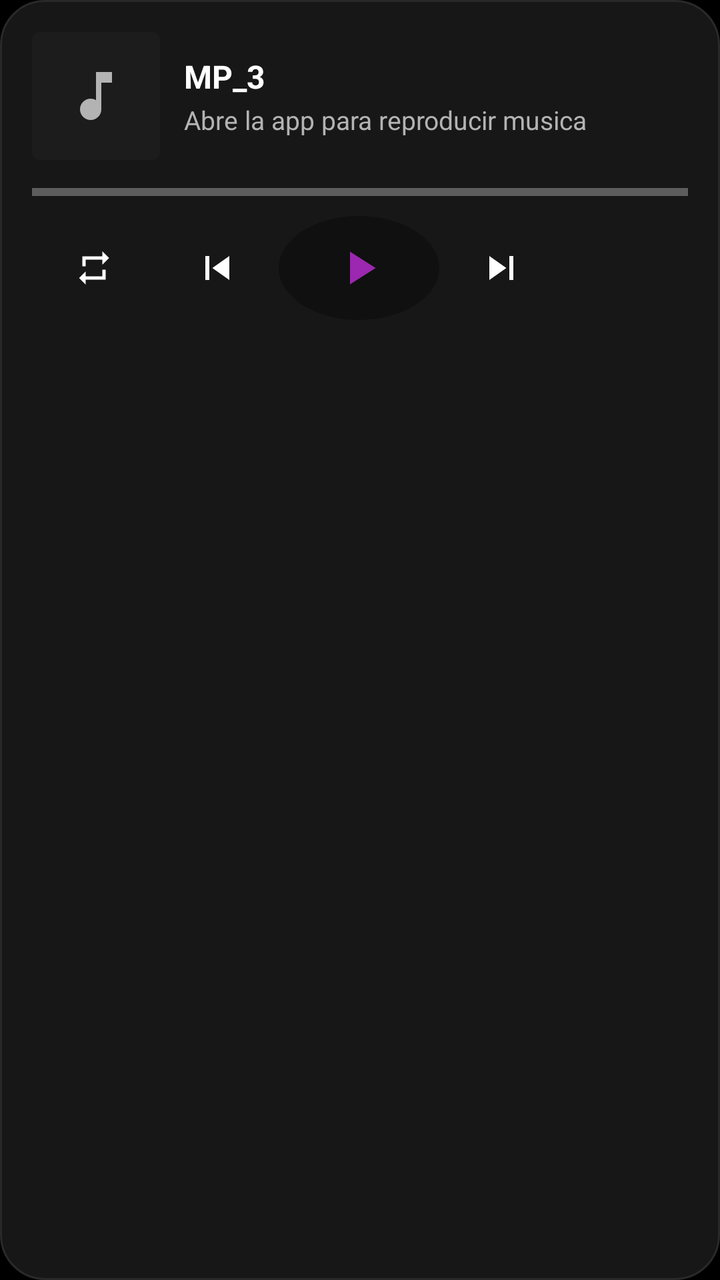
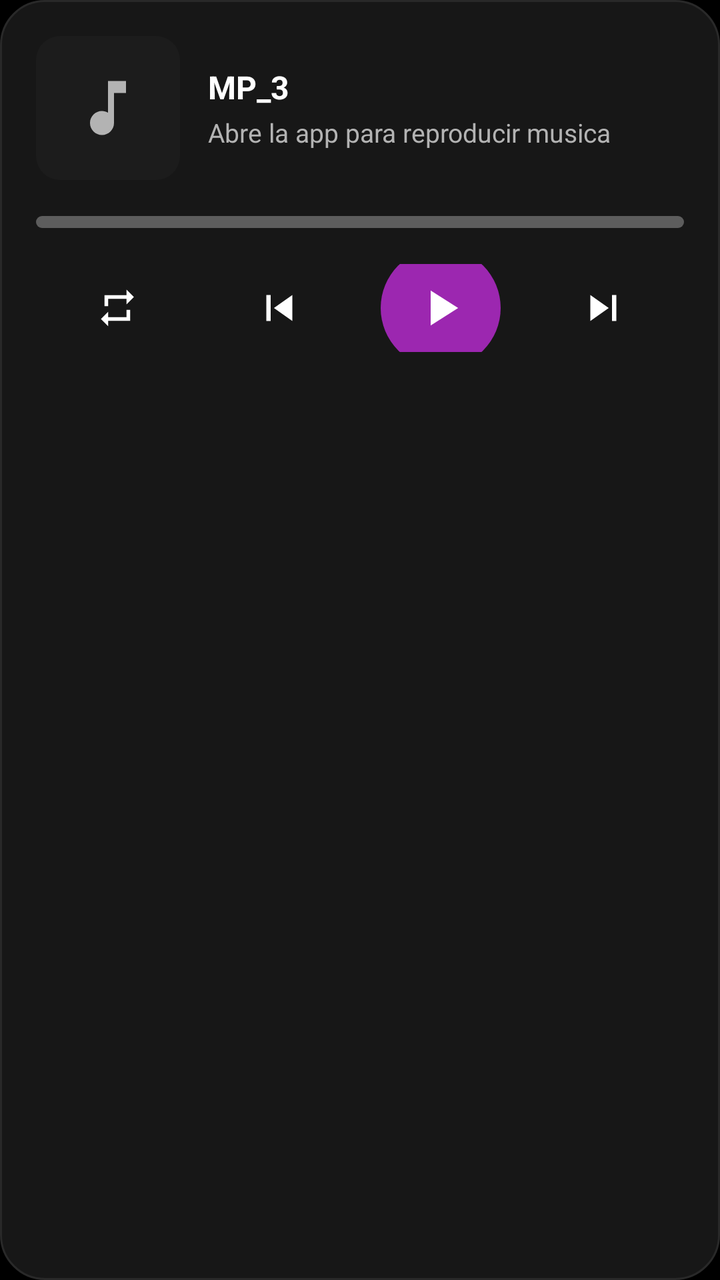

Two renders of the same Android screen: before a commit and after it. Below are the layout's source before the change and the commit's diff.
<!-- AndroidManifest.xml: application theme Theme.MP_3 -->
<!-- res/layout/widget_music_player_expanded.xml -->
<?xml version="1.0" encoding="utf-8"?>
<LinearLayout xmlns:android="http://schemas.android.com/apk/res/android"
    android:id="@+id/widgetRootExp"
    android:layout_width="match_parent"
    android:layout_height="match_parent"
    android:background="@drawable/bg_home_card"
    android:orientation="vertical"
    android:padding="16dp">

    <LinearLayout
        android:layout_width="match_parent"
        android:layout_height="wrap_content"
        android:orientation="horizontal"
        android:gravity="center_vertical">

        <FrameLayout
            android:id="@+id/widgetArtContainerExp"
            android:layout_width="64dp"
            android:layout_height="64dp"
            android:background="@drawable/bg_album_art_small">

            <ImageView
                android:id="@+id/widgetArtPlaceholderExp"
                android:layout_width="match_parent"
                android:layout_height="match_parent"
                android:padding="16dp"
                android:src="@drawable/ic_music_note"
                android:tint="@color/spotify_gray"
                android:contentDescription="@string/app_name" />

            
            <ImageView
                android:id="@+id/widgetAlbumArtExp"
                android:layout_width="match_parent"
                android:layout_height="match_parent"
                android:scaleType="centerCrop"
                android:visibility="gone"
                android:contentDescription="Caratula del album" />

        </FrameLayout>

        <LinearLayout
            android:layout_width="0dp"
            android:layout_height="wrap_content"
            android:layout_weight="1"
            android:layout_marginStart="12dp"
            android:orientation="vertical">

            <TextView
                android:id="@+id/widgetSongTitleExp"
                android:layout_width="match_parent"
                android:layout_height="wrap_content"
                android:text="MP_3"
                android:textColor="@color/text_primary_light"
                android:textSize="16sp"
                android:textStyle="bold"
                android:maxLines="1"
                android:ellipsize="end" />

            <TextView
                android:id="@+id/widgetSongArtistExp"
                android:layout_width="match_parent"
                android:layout_height="wrap_content"
                android:text="Abre la app para reproducir musica"
                android:textColor="@color/text_secondary_light"
                android:textSize="13sp"
                android:maxLines="1"
                android:ellipsize="end"
                android:layout_marginTop="2dp" />

        </LinearLayout>

    </LinearLayout>

    <ProgressBar
        android:id="@+id/widgetProgressExp"
        style="?android:attr/progressBarStyleHorizontal"
        android:layout_width="match_parent"
        android:layout_height="4dp"
        android:layout_marginTop="14dp"
        android:max="100"
        android:progress="0"
        android:progressDrawable="@drawable/progress_mini_line" />

    <LinearLayout
        android:layout_width="match_parent"
        android:layout_height="wrap_content"
        android:layout_marginTop="10dp"
        android:orientation="horizontal"
        android:gravity="center_vertical">

        <ImageButton
            android:id="@+id/widgetBtnModeExp"
            android:layout_width="0dp"
            android:layout_height="36dp"
            android:layout_weight="1"
            android:background="@android:color/transparent"
            android:scaleType="fitCenter"
            android:padding="8dp"
            android:src="@drawable/ic_repeat"
            android:contentDescription="Modo de reproduccion" />

        <ImageButton
            android:id="@+id/widgetBtnPreviousExp"
            android:layout_width="0dp"
            android:layout_height="40dp"
            android:layout_weight="1"
            android:background="@android:color/transparent"
            android:scaleType="fitCenter"
            android:padding="8dp"
            android:src="@drawable/ic_skip_previous"
            android:tint="@color/text_primary_light"
            android:contentDescription="Anterior" />

        <ImageButton
            android:id="@+id/widgetBtnPlayPauseExp"
            android:layout_width="0dp"
            android:layout_height="52dp"
            android:layout_weight="1.3"
            android:background="@drawable/bg_icon_button_circle"
            android:scaleType="fitCenter"
            android:padding="12dp"
            android:src="@drawable/ic_play_arrow"
            android:tint="@color/spotify_green"
            android:contentDescription="Reproducir o pausar" />

        <ImageButton
            android:id="@+id/widgetBtnNextExp"
            android:layout_width="0dp"
            android:layout_height="40dp"
            android:layout_weight="1"
            android:background="@android:color/transparent"
            android:scaleType="fitCenter"
            android:padding="8dp"
            android:src="@drawable/ic_skip_next"
            android:tint="@color/text_primary_light"
            android:contentDescription="Siguiente" />

        
        <View
            android:layout_width="0dp"
            android:layout_height="1dp"
            android:layout_weight="1" />

    </LinearLayout>

</LinearLayout>
<!-- resources referenced by this layout -->
<resources>
  <color name="spotify_gray">#B3B3B3</color>
  <color name="spotify_green">#9C27B0</color>
  <color name="text_primary_light">#FFFFFF</color>
  <color name="text_secondary_light">#B3B3B3</color>
  <!-- drawable bg_album_art_small (drawable) -->
  <?xml version="1.0" encoding="utf-8"?>
  <shape xmlns:android="http://schemas.android.com/apk/res/android"
      android:shape="rectangle">
      <solid android:color="@color/spotify_card" />
      <corners android:radius="4dp" />
  </shape>
  <!-- drawable bg_home_card (drawable) -->
  <?xml version="1.0" encoding="utf-8"?>
  <shape xmlns:android="http://schemas.android.com/apk/res/android" android:shape="rectangle">
      <solid android:color="#171717" />
      <corners android:radius="22dp" />
      <stroke android:width="1dp" android:color="#292929" />
  </shape>
  <!-- drawable bg_icon_button_circle (drawable) -->
  <?xml version="1.0" encoding="utf-8"?>
  <shape xmlns:android="http://schemas.android.com/apk/res/android"
      android:shape="oval">
      <solid android:color="@color/surface_dark" />
  </shape>
  <!-- drawable ic_music_note (drawable) -->
  <vector xmlns:android="http://schemas.android.com/apk/res/android"
      android:width="24dp"
      android:height="24dp"
      android:viewportWidth="24"
      android:viewportHeight="24">
      <path
          android:fillColor="#C7C2E8"
          android:pathData="M12,3v10.55c-0.59,-0.34 -1.27,-0.55 -2,-0.55c-2.21,0 -4,1.79 -4,4s1.79,4 4,4 4,-1.79 4,-4V7h4V3H12z" />
  </vector>
  <!-- drawable ic_play_arrow (drawable) -->
  <vector xmlns:android="http://schemas.android.com/apk/res/android"
      android:width="24dp"
      android:height="24dp"
      android:viewportWidth="24"
      android:viewportHeight="24">
      <path
          android:fillColor="#FFFFFF"
          android:pathData="M8,5v14l11,-7z" />
  </vector>
  <!-- drawable ic_repeat (drawable) -->
  <vector xmlns:android="http://schemas.android.com/apk/res/android"
      android:width="24dp"
      android:height="24dp"
      android:viewportWidth="24"
      android:viewportHeight="24">
      <path
          android:fillColor="#FFFFFF"
          android:pathData="M7,7h10v3l4,-4l-4,-4v3L5,5v6h2V7zM17,17H7v-3l-4,4l4,4v-3h12v-6h-2V17z" />
  </vector>
  <!-- drawable ic_skip_next (drawable) -->
  <vector xmlns:android="http://schemas.android.com/apk/res/android"
      android:width="24dp"
      android:height="24dp"
      android:viewportWidth="24"
      android:viewportHeight="24">
      <path
          android:fillColor="#FFFFFF"
          android:pathData="M6,18l8.5,-6L6,6v12zM16,6v12h2V6h-2z" />
  </vector>
  <!-- drawable ic_skip_previous (drawable) -->
  <vector xmlns:android="http://schemas.android.com/apk/res/android"
      android:width="24dp"
      android:height="24dp"
      android:viewportWidth="24"
      android:viewportHeight="24">
      <path
          android:fillColor="#FFFFFF"
          android:pathData="M6,6h2v12H6zM9.5,12l8.5,6V6z" />
  </vector>
  <!-- drawable progress_mini_line (drawable) -->
  <?xml version="1.0" encoding="utf-8"?>
  <layer-list xmlns:android="http://schemas.android.com/apk/res/android">
      <item android:id="@android:id/background">
          <shape android:shape="rectangle">
              <solid android:color="@color/spotify_progress_track" />
          </shape>
      </item>
      <item android:id="@android:id/progress">
          <clip>
              <shape android:shape="rectangle">
                  <solid android:color="@color/spotify_green" />
              </shape>
          </clip>
      </item>
  </layer-list>
  <string name="app_name">MP_3</string>
  <color name="spotify_card">#1C1C1C</color>
  <color name="surface_dark">#101010</color>
  <color name="spotify_progress_track">#4DFFFFFF</color>
  <color name="purple_primary">#9C27B0</color>
  <color name="purple_dark">#1C1C1C</color>
  <color name="white">#FFFFFF</color>
  <color name="blue_primary">#9C27B0</color>
  <color name="blue_dark">#0A0A0A</color>
  <color name="background_dark">#000000</color>
  <!-- unchanged entries left out for length: 1 -->
</resources>

<!-- the commit's change to res/layout/widget_music_player_expanded.xml (unified diff, before → after) -->
@@ -5,7 +5,7 @@
     android:layout_height="match_parent"
     android:background="@drawable/bg_home_card"
     android:orientation="vertical"
-    android:padding="16dp">
+    android:padding="18dp">
 
     <LinearLayout
         android:layout_width="match_parent"
@@ -15,15 +15,15 @@
 
         <FrameLayout
             android:id="@+id/widgetArtContainerExp"
-            android:layout_width="64dp"
-            android:layout_height="64dp"
-            android:background="@drawable/bg_album_art_small">
+            android:layout_width="72dp"
+            android:layout_height="72dp"
+            android:background="@drawable/bg_widget_album_art_expanded">
 
             <ImageView
                 android:id="@+id/widgetArtPlaceholderExp"
                 android:layout_width="match_parent"
                 android:layout_height="match_parent"
-                android:padding="16dp"
+                android:padding="18dp"
                 android:src="@drawable/ic_music_note"
                 android:tint="@color/spotify_gray"
                 android:contentDescription="@string/app_name" />
@@ -43,7 +43,7 @@
             android:layout_width="0dp"
             android:layout_height="wrap_content"
             android:layout_weight="1"
-            android:layout_marginStart="12dp"
+            android:layout_marginStart="14dp"
             android:orientation="vertical">
 
             <TextView
@@ -66,82 +66,88 @@
                 android:textSize="13sp"
                 android:maxLines="1"
                 android:ellipsize="end"
-                android:layout_marginTop="2dp" />
+                android:layout_marginTop="3dp" />
 
         </LinearLayout>
 
     </LinearLayout>
 
+    
     <ProgressBar
         android:id="@+id/widgetProgressExp"
-        style="?android:attr/progressBarStyleHorizontal"
+        style="@android:style/Widget.ProgressBar.Horizontal"
         android:layout_width="match_parent"
-        android:layout_height="4dp"
-        android:layout_marginTop="14dp"
+        android:layout_height="wrap_content"
+        android:layout_marginTop="18dp"
+        android:minHeight="6dp"
+        android:maxHeight="6dp"
         android:max="100"
         android:progress="0"
-        android:progressDrawable="@drawable/progress_mini_line" />
+        android:progressDrawable="@drawable/progress_widget_expanded" />
 
     <LinearLayout
         android:layout_width="match_parent"
         android:layout_height="wrap_content"
-        android:layout_marginTop="10dp"
+        android:layout_marginTop="18dp"
         android:orientation="horizontal"
         android:gravity="center_vertical">
 
         <ImageButton
             android:id="@+id/widgetBtnModeExp"
             android:layout_width="0dp"
-            android:layout_height="36dp"
+            android:layout_height="40dp"
             android:layout_weight="1"
             android:background="@android:color/transparent"
             android:scaleType="fitCenter"
-            android:padding="8dp"
+            android:padding="9dp"
             android:src="@drawable/ic_repeat"
             android:contentDescription="Modo de reproduccion" />
 
         <ImageButton
             android:id="@+id/widgetBtnPreviousExp"
             android:layout_width="0dp"
-            android:layout_height="40dp"
+            android:layout_height="44dp"
             android:layout_weight="1"
             android:background="@android:color/transparent"
             android:scaleType="fitCenter"
-            android:padding="8dp"
+            android:padding="9dp"
             android:src="@drawable/ic_skip_previous"
             android:tint="@color/text_primary_light"
             android:contentDescription="Anterior" />
 
-        <ImageButton
-            android:id="@+id/widgetBtnPlayPauseExp"
+        
+        <FrameLayout
             android:layout_width="0dp"
-            android:layout_height="52dp"
-            android:layout_weight="1.3"
-            android:background="@drawable/bg_icon_button_circle"
-            android:scaleType="fitCenter"
-            android:padding="12dp"
-            android:src="@drawable/ic_play_arrow"
-            android:tint="@color/spotify_green"
-            android:contentDescription="Reproducir o pausar" />
+            android:layout_height="match_parent"
+            android:layout_weight="1"
+            android:layout_gravity="center">
+
+            <ImageButton
+                android:id="@+id/widgetBtnPlayPauseExp"
+                android:layout_width="60dp"
+                android:layout_height="60dp"
+                android:layout_gravity="center"
+                android:background="@drawable/bg_widget_play_button_expanded"
+                android:scaleType="fitCenter"
+                android:padding="15dp"
+                android:src="@drawable/ic_play_arrow"
+                android:tint="@color/white"
+                android:contentDescription="Reproducir o pausar" />
+
+        </FrameLayout>
 
         <ImageButton
             android:id="@+id/widgetBtnNextExp"
             android:layout_width="0dp"
-            android:layout_height="40dp"
+            android:layout_height="44dp"
             android:layout_weight="1"
             android:background="@android:color/transparent"
             android:scaleType="fitCenter"
-            android:padding="8dp"
+            android:padding="9dp"
             android:src="@drawable/ic_skip_next"
             android:tint="@color/text_primary_light"
             android:contentDescription="Siguiente" />
 
-        
-        <View
-            android:layout_width="0dp"
-            android:layout_height="1dp"
-            android:layout_weight="1" />
-
     </LinearLayout>
 
 </LinearLayout>
<!-- resource entries referenced after the edit -->
@@ -4,13 +4,6 @@
   <color name="spotify_green">#9C27B0</color>
   <color name="text_primary_light">#FFFFFF</color>
   <color name="text_secondary_light">#B3B3B3</color>
-  <!-- drawable bg_album_art_small (drawable) -->
-  <?xml version="1.0" encoding="utf-8"?>
-  <shape xmlns:android="http://schemas.android.com/apk/res/android"
-      android:shape="rectangle">
-      <solid android:color="@color/spotify_card" />
-      <corners android:radius="4dp" />
-  </shape>
   <!-- drawable bg_home_card (drawable) -->
   <?xml version="1.0" encoding="utf-8"?>
   <shape xmlns:android="http://schemas.android.com/apk/res/android" android:shape="rectangle">
@@ -18,11 +11,18 @@
       <corners android:radius="22dp" />
       <stroke android:width="1dp" android:color="#292929" />
   </shape>
-  <!-- drawable bg_icon_button_circle (drawable) -->
+  <!-- drawable bg_widget_album_art_expanded (drawable) -->
+  <?xml version="1.0" encoding="utf-8"?>
+  <shape xmlns:android="http://schemas.android.com/apk/res/android"
+      android:shape="rectangle">
+      <solid android:color="@color/spotify_card" />
+      <corners android:radius="12dp" />
+  </shape>
+  <!-- drawable bg_widget_play_button_expanded (drawable) -->
   <?xml version="1.0" encoding="utf-8"?>
   <shape xmlns:android="http://schemas.android.com/apk/res/android"
       android:shape="oval">
-      <solid android:color="@color/surface_dark" />
+      <solid android:color="@color/spotify_green" />
   </shape>
   <!-- drawable ic_music_note (drawable) -->
   <vector xmlns:android="http://schemas.android.com/apk/res/android"
@@ -74,25 +74,26 @@
           android:fillColor="#FFFFFF"
           android:pathData="M6,6h2v12H6zM9.5,12l8.5,6V6z" />
   </vector>
-  <!-- drawable progress_mini_line (drawable) -->
+  <!-- drawable progress_widget_expanded (drawable) -->
   <?xml version="1.0" encoding="utf-8"?>
   <layer-list xmlns:android="http://schemas.android.com/apk/res/android">
       <item android:id="@android:id/background">
           <shape android:shape="rectangle">
               <solid android:color="@color/spotify_progress_track" />
+              <corners android:radius="3dp" />
           </shape>
       </item>
       <item android:id="@android:id/progress">
           <clip>
               <shape android:shape="rectangle">
                   <solid android:color="@color/spotify_green" />
+                  <corners android:radius="3dp" />
               </shape>
           </clip>
       </item>
   </layer-list>
   <string name="app_name">MP_3</string>
   <color name="spotify_card">#1C1C1C</color>
-  <color name="surface_dark">#101010</color>
   <color name="spotify_progress_track">#4DFFFFFF</color>
   <color name="purple_primary">#9C27B0</color>
   <color name="purple_dark">#1C1C1C</color>
